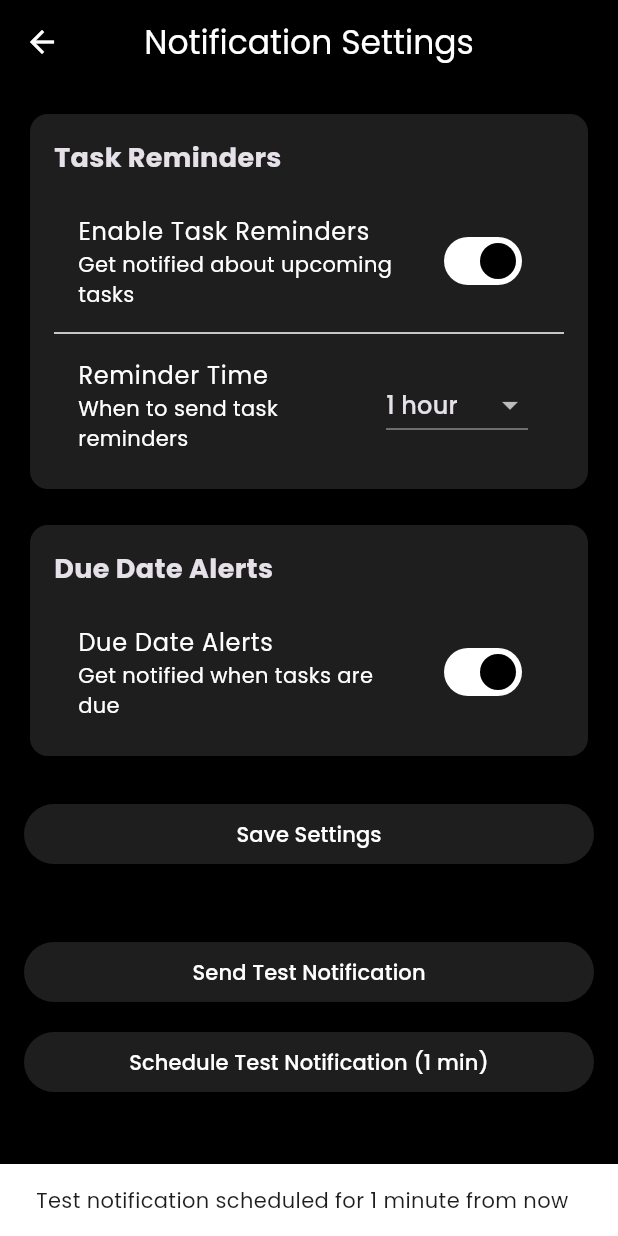
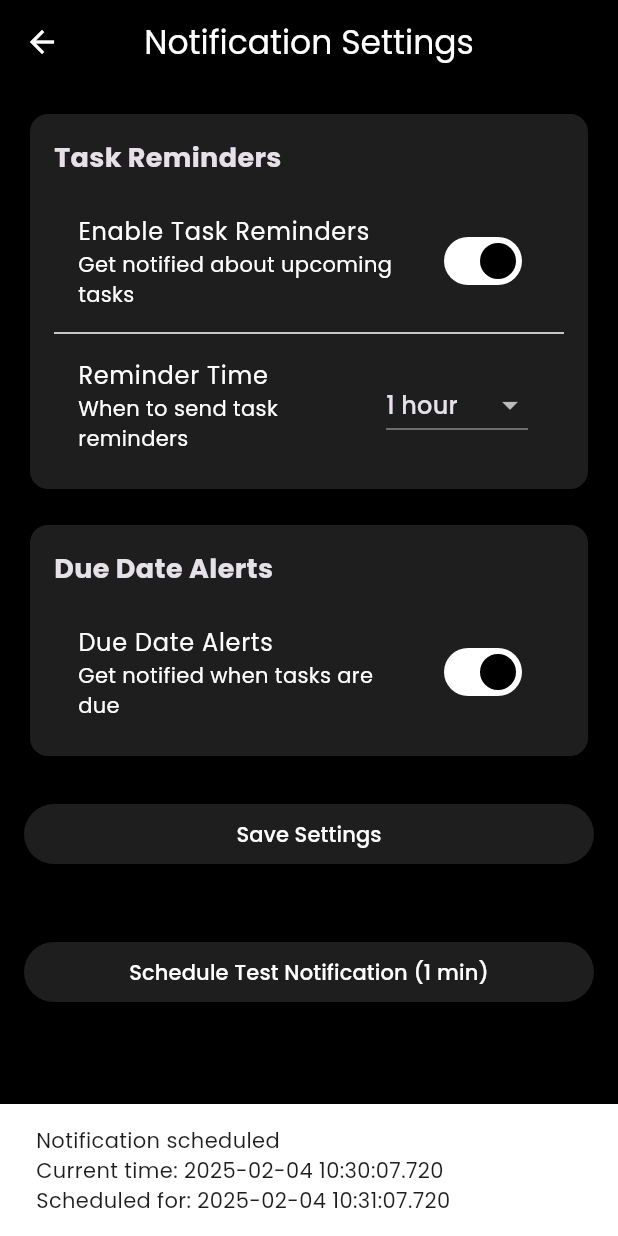
Before and after one commit to dulakshirb/smart-todo-app, a Flutter app: the NotificationSettingsScreen screen opened directly, after a tap on "Schedule Test Notification (1 min)", on a phone screen of 412 x 824 dp. Run offline on Flutter 3.47's test engine with Material 3 defaults, Android fonts, the light colour scheme and no system bars; our stand-ins replace cached_network_image, cloud_firestore, firebase_auth, firebase_core, firebase_messaging, fl_chart and 6 more; accounts and stored records are empty; network calls fail.

Commit message:
Fixed notification issue

```diff
--- a/lib/screens/settings/notification_settings.screen.dart
+++ b/lib/screens/settings/notification_settings.screen.dart
@@ -152,37 +152,50 @@
             const SizedBox(height: 24),
             ElevatedButton(
               onPressed: () async {
-                await NotificationService().showDebugNotification(
-                  title: 'Test Notification',
-                  body: 'This is an immediate test notification',
+                try {
+                  final now = DateTime.now();
+                  // Schedule for 1 minute from now
+                  final scheduledTime = now.add(const Duration(minutes: 1));
+
+                  print('Scheduling test notification:');
+                  print('Current time: ${now.toString()}');
+                  print('Scheduled for: ${scheduledTime.toString()}');
+
+                  await NotificationService().scheduleTaskReminder(
+                    taskId: 'test_task_${now.millisecondsSinceEpoch}',
+                    title: 'Test Scheduled Task',
+                    description: 'This is a test scheduled notification',
+                    dueDate:
+                        scheduledTime, // Use scheduledTime directly as dueDate
                   );
+
                   if (mounted) {
                     ScaffoldMessenger.of(context).showSnackBar(
-                    const SnackBar(
-                      content: Text('Test notification sent'),
+                      SnackBar(
+                        content: Column(
+                          mainAxisSize: MainAxisSize.min,
+                          crossAxisAlignment: CrossAxisAlignment.start,
+                          children: [
+                            Text('Notification scheduled'),
+                            Text('Current time: ${now.toString()}'),
+                            Text('Scheduled for: ${scheduledTime.toString()}'),
+                          ],
+                        ),
+                        duration: const Duration(seconds: 5),
                       ),
                     );
                   }
-              },
-              child: const Text('Send Test Notification'),
-            ),
-            const SizedBox(height: 12),
-            ElevatedButton(
-              onPressed: () async {
-                final now = DateTime.now();
-                await NotificationService().scheduleTaskReminder(
-                  taskId: 'test_task',
-                  title: 'Test Scheduled Task',
-                  description: 'This is a test scheduled notification',
-                  dueDate: now.add(const Duration(minutes: 1)),
-                );
+                } catch (e) {
+                  print('Error scheduling test notification: $e');
                   if (mounted) {
                     ScaffoldMessenger.of(context).showSnackBar(
-                    const SnackBar(
-                      content: Text(
-                          'Test notification scheduled for 1 minute from now'),
+                      SnackBar(
+                        content: Text('Error scheduling notification: $e'),
+                        backgroundColor: Colors.red,
+                        duration: const Duration(seconds: 5),
                       ),
                     );
+                  }
                 }
               },
               child: const Text('Schedule Test Notification (1 min)'),
--- a/lib/services/notification_service.dart
+++ b/lib/services/notification_service.dart
@@ -1,4 +1,3 @@
-// lib/services/notification_service.dart
 import 'dart:io' show Platform;
 import 'dart:convert';
 
@@ -68,7 +67,6 @@
       provisional: false,
     );
 
-    // Request local notification permissions for iOS
     if (Platform.isIOS) {
       await _localNotifications
           .resolvePlatformSpecificImplementation<
@@ -78,14 +76,13 @@
             badge: true,
             sound: true,
           );
-    }
-
-    // Request precise alarms permission for Android
-    if (Platform.isAndroid) {
-      final androidImpl =
+    } else if (Platform.isAndroid) {
+      final androidImplementation =
           _localNotifications.resolvePlatformSpecificImplementation<
               AndroidFlutterLocalNotificationsPlugin>();
-      await androidImpl?.requestNotificationsPermission();
+
+      final granted = await androidImplementation?.areNotificationsEnabled();
+      print('Android notification permission status: $granted');
     }
   }
 
@@ -134,42 +131,94 @@
     try {
       final prefs = await SharedPreferences.getInstance();
       final isEnabled = prefs.getBool('taskReminders') ?? true;
+      final dueDateAlertsEnabled = prefs.getBool('dueDateAlerts') ?? true;
       final reminderHours = prefs.getInt('reminderTime') ?? 1;
 
-      if (!isEnabled) {
-        print('Task reminders are disabled');
+      if (!isEnabled && !dueDateAlertsEnabled) {
+        print('All notifications are disabled');
         return;
       }
 
-      final scheduledDate = dueDate.subtract(Duration(hours: reminderHours));
-      final now = DateTime.now();
-
-      // Don't schedule if the time has already passed
-      if (scheduledDate.isBefore(now)) {
-        print('Skipping notification for past due task: $title');
-        print('Scheduled time: ${DateTimeUtils.formatDateTime(scheduledDate)}');
-        print('Current time: ${DateTimeUtils.formatDateTime(now)}');
+      final hasPermission = await checkPermissions();
+      if (!hasPermission) {
+        print('Notification permissions not granted');
         return;
       }
 
-      // Convert to local timezone
-      final scheduledTz = tz.TZDateTime.from(scheduledDate, tz.local);
+      final now = DateTime.now();
+      print('Scheduling notifications for task: $title');
+      print('Current time: ${now.toString()}');
+      print('Due date: ${dueDate.toString()}');
 
-      final payload = {
+      // Schedule reminder notification
+      if (isEnabled) {
+        final reminderDate = dueDate.subtract(Duration(hours: reminderHours));
+        if (reminderDate.isAfter(now)) {
+          await _scheduleNotification(
+            id: '${taskId}_reminder'.hashCode,
+            title: 'Task Reminder',
+            body:
+                'Task "$title" is due in $reminderHours ${reminderHours == 1 ? 'hour' : 'hours'}',
+            description: description,
+            scheduledDate: reminderDate,
+            payload: {
               'taskId': taskId,
               'title': title,
               'dueDate': DateTimeUtils.formatDateTime(dueDate),
-        'type': 'task_reminder',
-      };
+              'type': 'reminder',
+            },
+          );
+          print(
+              'Reminder notification scheduled for: ${reminderDate.toString()}');
+        }
+      }
 
-      print('Scheduling notification for task: $title');
-      print('Due date: ${DateTimeUtils.formatDateTime(dueDate)}');
-      print('Scheduled for: ${DateTimeUtils.formatDateTime(scheduledDate)}');
+      // Schedule due date notification
+      if (dueDateAlertsEnabled) {
+        if (dueDate.isAfter(now)) {
+          await _scheduleNotification(
+            id: '${taskId}_due'.hashCode,
+            title: 'Task Due',
+            body: 'Task "$title" is due now',
+            description: description,
+            scheduledDate: dueDate,
+            payload: {
+              'taskId': taskId,
+              'title': title,
+              'dueDate': DateTimeUtils.formatDateTime(dueDate),
+              'type': 'due_date',
+            },
+          );
+          print('Due date notification scheduled for: ${dueDate.toString()}');
+        }
+      }
+    } catch (e, stackTrace) {
+      print('Error scheduling notifications: $e');
+      print('Stack trace: $stackTrace');
+    }
+  }
+
+  Future<void> _scheduleNotification({
+    required int id,
+    required String title,
+    required String body,
+    required String description,
+    required DateTime scheduledDate,
+    required Map<String, dynamic> payload,
+  }) async {
+    final location = tz.local;
+    final scheduledTz = tz.TZDateTime.from(scheduledDate, location);
+
+    print('Scheduling notification:');
+    print('ID: $id');
+    print('Title: $title');
+    print('Scheduled for: ${scheduledDate.toString()}');
+    print('Timezone: ${location.name}');
 
     await _localNotifications.zonedSchedule(
-        taskId.hashCode,
-        'Task Reminder',
-        'Task "$title" is due in $reminderHours ${reminderHours == 1 ? 'hour' : 'hours'}',
+      id,
+      title,
+      body,
       scheduledTz,
       NotificationDetails(
         android: AndroidNotificationDetails(
@@ -178,12 +227,13 @@
           channelDescription: _taskChannelDescription,
           importance: Importance.high,
           priority: Priority.high,
-            ticker: 'Task Reminder',
           styleInformation: BigTextStyleInformation(
             description,
             contentTitle: title,
-              summaryText: 'Due: ${DateTimeUtils.formatDateTime(dueDate)}',
+            summaryText: 'Due: ${DateTimeUtils.formatDateTime(scheduledDate)}',
           ),
+          fullScreenIntent: true,
+          category: AndroidNotificationCategory.reminder,
         ),
         iOS: const DarwinNotificationDetails(
           presentAlert: true,
@@ -196,16 +246,9 @@
       androidScheduleMode: AndroidScheduleMode.exactAllowWhileIdle,
       uiLocalNotificationDateInterpretation:
           UILocalNotificationDateInterpretation.absoluteTime,
+      matchDateTimeComponents: DateTimeComponents.time,
       payload: json.encode(payload),
     );
-
-      print('Notification scheduled successfully');
-    } catch (e) {
-      print('Error scheduling notification: $e');
-      print('Task ID: $taskId');
-      print('Title: $title');
-      print('Due date: ${DateTimeUtils.formatDateTime(dueDate)}');
-    }
   }
 
   Future<void> _showLocalNotification({
@@ -236,11 +279,12 @@
   }
 
   Future<void> cancelTaskReminder(String taskId) async {
-    await _localNotifications.cancel(taskId.hashCode);
+    await _localNotifications.cancel('${taskId}_reminder'.hashCode);
+    await _localNotifications.cancel('${taskId}_due'.hashCode);
+    print('Cancelled notifications for task: $taskId');
   }
 
   Future<void> _setupNotificationTapHandling() async {
-    // Get any initial notification that launched the app
     final initialNotification =
         await _localNotifications.getNotificationAppLaunchDetails();
     if (initialNotification?.didNotificationLaunchApp ?? false) {
@@ -262,6 +306,7 @@
         final data = json.decode(response.payload!);
         print('Notification payload data: $data');
         // TODO: Implement navigation based on payload
+        // Navigate to task detail screen using the taskId from payload
       } catch (e) {
         print('Error parsing notification payload: $e');
       }
@@ -278,13 +323,50 @@
     await prefs.setBool('dueDateAlerts', dueDateAlerts);
     await prefs.setInt('reminderTime', reminderTime);
 
-    // Cancel all notifications if reminders are disabled
-    if (!taskReminders) {
+    print('Updated notification settings:');
+    print('Task reminders enabled: $taskReminders');
+    print('Due date alerts enabled: $dueDateAlerts');
+    print('Reminder time: $reminderTime hours');
+
+    // Cancel all notifications if all reminders are disabled
+    if (!taskReminders && !dueDateAlerts) {
       await _localNotifications.cancelAll();
+      print('Cancelled all notifications due to settings update');
     }
   }
 
-  // Debug method to show an immediate test notification
+  Future<bool> checkPermissions() async {
+    try {
+      if (Platform.isAndroid) {
+        final androidImplementation =
+            _localNotifications.resolvePlatformSpecificImplementation<
+                AndroidFlutterLocalNotificationsPlugin>();
+
+        final areNotificationsEnabled =
+            await androidImplementation?.areNotificationsEnabled();
+        print('Android notifications enabled: $areNotificationsEnabled');
+        return areNotificationsEnabled ?? false;
+      } else if (Platform.isIOS) {
+        final iosImplementation =
+            _localNotifications.resolvePlatformSpecificImplementation<
+                IOSFlutterLocalNotificationsPlugin>();
+        final granted = await iosImplementation?.requestPermissions(
+              alert: true,
+              badge: true,
+              sound: true,
+            ) ??
+            false;
+        print('iOS notification permissions granted: $granted');
+        return granted;
+      }
+      return false;
+    } catch (e) {
+      print('Error checking notification permissions: $e');
+      return false;
+    }
+  }
+
+  // Debug method for testing
   Future<void> showDebugNotification({
     required String title,
     required String body,
@@ -302,44 +384,12 @@
     print('Showing debug notification: $title');
   }
 
-  // Method to check notification permissions
-  Future<bool> checkPermissions() async {
-    try {
-      if (Platform.isAndroid) {
-        final androidImpl =
-            _localNotifications.resolvePlatformSpecificImplementation<
-                AndroidFlutterLocalNotificationsPlugin>();
-        final granted =
-            await androidImpl?.requestNotificationsPermission() ?? false;
-        print('Android notification permissions granted: $granted');
-        return granted;
-      } else if (Platform.isIOS) {
-        final iosImpl =
-            _localNotifications.resolvePlatformSpecificImplementation<
-                IOSFlutterLocalNotificationsPlugin>();
-        final granted = await iosImpl?.requestPermissions(
-              alert: true,
-              badge: true,
-              sound: true,
-            ) ??
-            false;
-        print('iOS notification permissions granted: $granted');
-        return granted;
-      }
-      return false;
-    } catch (e) {
-      print('Error checking notification permissions: $e');
-      return false;
+  Future<void> cancelAllNotifications() async {
+    await _localNotifications.cancelAll();
+    print('Cancelled all notifications');
   }
 }
 
-  // Method to cancel all notifications
-  Future<void> cancelAllNotifications() async {
-    await _localNotifications.cancelAll();
-  }
-}
-
-// Top-level function for background message handling
 @pragma('vm:entry-point')
 Future<void> _firebaseMessagingBackgroundHandler(RemoteMessage message) async {
   print('Handling background message: ${message.messageId}');
```
Also changed, not shown: 1 other file. Lines whose indentation alone changed are shown as unchanged.
